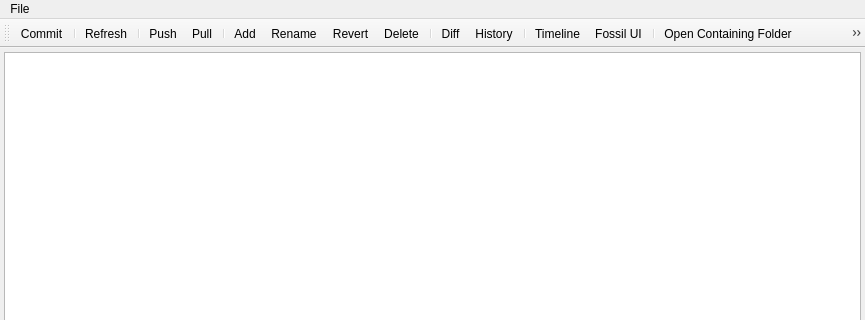
Above: MainWindow.ui from AnotherFoxGuy/diesel-scm before the change; both pictures show x 0 to 865 and y 0 to 320 of the 865 by 640 pixel window. Below: the same form after it.
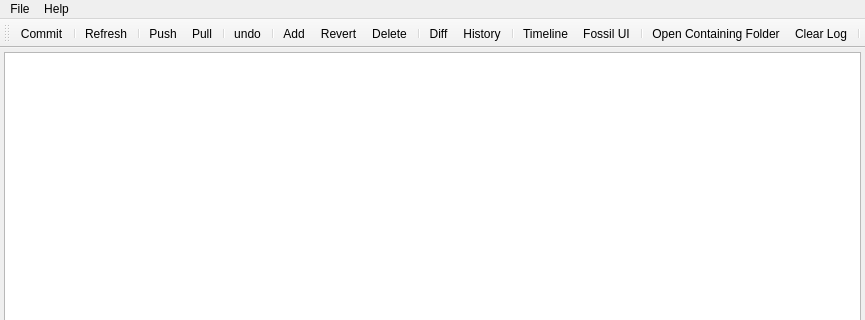
That is the form after the change. Icons and pictures are not drawn.

Commit message:
Commit Dialog: - Commit messages must not be empty - Double-clicking a file invokes diff FileAction Dialog: - Optional checkbox
MainWindow:
- Added Rename/Undo/About Actions
- Added Renamed/Missing file states
- Added tooltips to status column
- Support for running fossil in detached mode (to prevent killing fossil due to timeout on diff sessions)

FossilOrigin-Name: ea42e7cd8b7041d82e35720b14e30437b6db6e0d

```diff
--- a/MainWindow.ui
+++ b/MainWindow.ui
@@ -97,7 +97,14 @@
     <addaction name="separator"/>
     <addaction name="actionQuit"/>
    </widget>
+   <widget class="QMenu" name="menuHelp">
+    <property name="title">
+     <string>Help</string>
+    </property>
+    <addaction name="actionAbout"/>
+   </widget>
    <addaction name="menuFile"/>
+   <addaction name="menuHelp"/>
   </widget>
   <widget class="QToolBar" name="mainToolBar">
    <property name="iconSize">
@@ -125,8 +132,9 @@
    <addaction name="actionPush"/>
    <addaction name="actionPull"/>
    <addaction name="separator"/>
+   <addaction name="actionUndo"/>
+   <addaction name="separator"/>
    <addaction name="actionAdd"/>
-   <addaction name="actionRename"/>
    <addaction name="actionRevert"/>
    <addaction name="actionDelete"/>
    <addaction name="separator"/>
@@ -138,6 +146,7 @@
    <addaction name="separator"/>
    <addaction name="actionOpenContaining"/>
    <addaction name="actionClearLog"/>
+   <addaction name="separator"/>
   </widget>
   <widget class="QStatusBar" name="statusBar"/>
   <action name="actionRefresh">
@@ -334,6 +343,20 @@
     <string>Open Containing Folder</string>
    </property>
   </action>
+  <action name="actionUndo">
+   <property name="icon">
+    <iconset resource="resources.qrc">
+     <normaloff>:/icons/icons/Button Reload-01.png</normaloff>:/icons/icons/Button Reload-01.png</iconset>
+   </property>
+   <property name="text">
+    <string>undo</string>
+   </property>
+  </action>
+  <action name="actionAbout">
+   <property name="text">
+    <string>About...</string>
+   </property>
+  </action>
  </widget>
  <layoutdefault spacing="6" margin="11"/>
  <resources>
```
Left out of the diff: 8 changed lines with no effect on the pictures. The commit also changes 12 other files.
